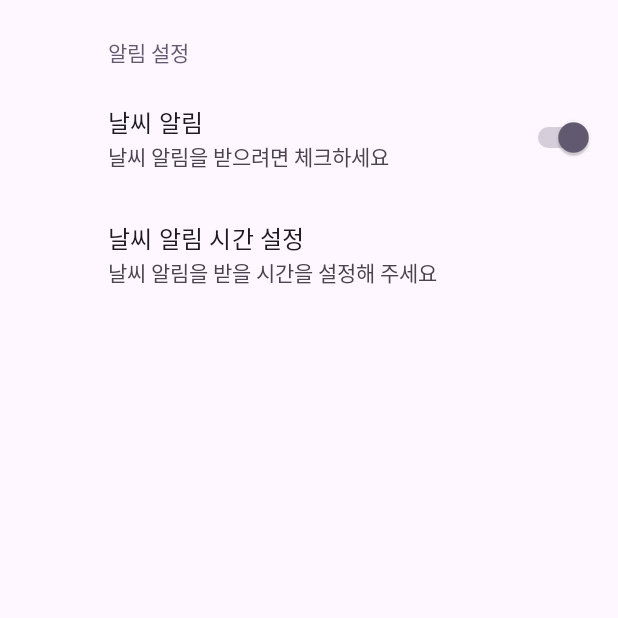
After one commit to donghoony/PlaceList, an Android app: the SettingsActivity screen opened directly, with no data from a screen before it, on a phone screen of 412 x 824 dp, the top half of it. The commit adds this screen. Run offline under Robolectric (Android 15) with nearby library versions, the phone set to English and light mode, and no system bars; our stand-ins replace androidx.preference; 2 statements that could not run were skipped.

Commit message:
feat: 환경 설정 기능 추가, Preference 사용

```diff
--- a/app/build.gradle
+++ b/app/build.gradle
@@ -45,11 +45,14 @@ dependencies {
     implementation 'androidx.fragment:fragment-ktx:1.5.7'
     implementation 'androidx.constraintlayout:constraintlayout:2.1.4'
     implementation 'androidx.room:room-runtime:2.5.1'
+    implementation 'androidx.preference:preference:1.2.0'
     kapt 'androidx.room:room-compiler:2.5.1'
     implementation 'androidx.room:room-ktx:2.5.1'
 
     implementation 'com.google.code.gson:gson:2.10.1'
 
+    implementation 'androidx.preference:preference-ktx:1.1.1'
+
     testImplementation 'junit:junit:4.13.2'
     androidTestImplementation 'androidx.test.ext:junit:1.1.5'
     androidTestImplementation 'androidx.test.espresso:espresso-core:3.5.1'
--- /dev/null
+++ b/app/src/main/java/org/konkuk/placelist/setting/SettingsActivity.kt
@@ -0,0 +1,91 @@
+package org.konkuk.placelist.setting
+
+import android.app.TimePickerDialog
+import android.content.SharedPreferences
+import android.os.Bundle
+import android.text.format.DateFormat
+import android.util.Log
+import android.widget.Toast
+import androidx.appcompat.app.AppCompatActivity
+import androidx.preference.DialogPreference
+import androidx.preference.MultiSelectListPreference
+import androidx.preference.Preference
+import androidx.preference.Preference.OnPreferenceClickListener
+import androidx.preference.PreferenceFragmentCompat
+import androidx.preference.PreferenceManager
+import androidx.preference.SwitchPreference
+import com.google.android.material.timepicker.MaterialTimePicker
+import com.google.android.material.timepicker.TimeFormat
+import org.konkuk.placelist.R
+import java.lang.reflect.Array.set
+import java.time.LocalTime
+
+class SettingsActivity : AppCompatActivity(), SharedPreferences.OnSharedPreferenceChangeListener {
+
+    override fun onCreate(savedInstanceState: Bundle?) {
+        super.onCreate(savedInstanceState)
+        setContentView(R.layout.settings_activity)
+        if (savedInstanceState == null) {
+            supportFragmentManager
+                .beginTransaction()
+                .replace(R.id.settings, SettingsFragment())
+                .commit()
+        }
+        supportActionBar?.setDisplayHomeAsUpEnabled(true)
+        PreferenceManager.getDefaultSharedPreferences(this)
+            .registerOnSharedPreferenceChangeListener(this)
+
+    }
+
+    class SettingsFragment : PreferenceFragmentCompat() {
+        override fun onCreatePreferences(savedInstanceState: Bundle?, rootKey: String?) {
+            setPreferencesFromResource(R.xml.root_preferences, rootKey)
+
+            val prefs = preferenceManager.sharedPreferences
+            val preference = preferenceManager.findPreference<Preference>("weather_notification")
+            preference?.setOnPreferenceClickListener {
+
+                val hour = prefs?.getString("notification_hour", "6").toString()
+                val minute = prefs?.getString("notification_minute", "0").toString()
+
+                // Show the time picker
+                val isSystem24Hour = DateFormat.is24HourFormat(context)
+                val clockFormat = if (isSystem24Hour) TimeFormat.CLOCK_24H else TimeFormat.CLOCK_12H
+                val picker =
+                    MaterialTimePicker.Builder()
+                        .setTimeFormat(clockFormat)
+                        .setPositiveButtonText("확인")
+                        .setHour(hour.toInt())
+                        .setMinute(minute.toInt())
+                        .setTitleText("날씨 알림 시간 설정")
+                        .build()
+
+                picker.addOnPositiveButtonClickListener {
+                    prefs!!.edit()
+                        .putString("notification_hour", "${picker.hour}")
+                        .putString("notification_minute", "${picker.minute}")
+                        .apply()
+                }
+                val act = context as SettingsActivity
+                picker.show(act.supportFragmentManager, "timepicker")
+                true
+            }
+        }
+    }
+
+    override fun onSharedPreferenceChanged(sharedPreferences: SharedPreferences?, key: String?) {
+
+    }
+
+    override fun onResume() {
+        super.onResume()
+        PreferenceManager.getDefaultSharedPreferences(this)
+            .registerOnSharedPreferenceChangeListener(this)
+    }
+
+    override fun onPause() {
+        super.onPause()
+        PreferenceManager.getDefaultSharedPreferences(this)
+            .unregisterOnSharedPreferenceChangeListener(this)
+    }
+}
--- /dev/null
+++ b/app/src/main/res/drawable/baseline_settings_24.xml
@@ -0,0 +1,5 @@
+<vector android:height="24dp" android:tint="#000000"
+    android:viewportHeight="24" android:viewportWidth="24"
+    android:width="24dp" xmlns:android="http://schemas.android.com/apk/res/android">
+    <path android:fillColor="@android:color/white" android:pathData="M19.14,12.94c0.04,-0.3 0.06,-0.61 0.06,-0.94c0,-0.32 -0.02,-0.64 -0.07,-0.94l2.03,-1.58c0.18,-0.14 0.23,-0.41 0.12,-0.61l-1.92,-3.32c-0.12,-0.22 -0.37,-0.29 -0.59,-0.22l-2.39,0.96c-0.5,-0.38 -1.03,-0.7 -1.62,-0.94L14.4,2.81c-0.04,-0.24 -0.24,-0.41 -0.48,-0.41h-3.84c-0.24,0 -0.43,0.17 -0.47,0.41L9.25,5.35C8.66,5.59 8.12,5.92 7.63,6.29L5.24,5.33c-0.22,-0.08 -0.47,0 -0.59,0.22L2.74,8.87C2.62,9.08 2.66,9.34 2.86,9.48l2.03,1.58C4.84,11.36 4.8,11.69 4.8,12s0.02,0.64 0.07,0.94l-2.03,1.58c-0.18,0.14 -0.23,0.41 -0.12,0.61l1.92,3.32c0.12,0.22 0.37,0.29 0.59,0.22l2.39,-0.96c0.5,0.38 1.03,0.7 1.62,0.94l0.36,2.54c0.05,0.24 0.24,0.41 0.48,0.41h3.84c0.24,0 0.44,-0.17 0.47,-0.41l0.36,-2.54c0.59,-0.24 1.13,-0.56 1.62,-0.94l2.39,0.96c0.22,0.08 0.47,0 0.59,-0.22l1.92,-3.32c0.12,-0.22 0.07,-0.47 -0.12,-0.61L19.14,12.94zM12,15.6c-1.98,0 -3.6,-1.62 -3.6,-3.6s1.62,-3.6 3.6,-3.6s3.6,1.62 3.6,3.6S13.98,15.6 12,15.6z"/>
+</vector>
--- /dev/null
+++ b/app/src/main/res/layout/settings_activity.xml
@@ -0,0 +1,9 @@
+<LinearLayout xmlns:android="http://schemas.android.com/apk/res/android"
+    android:layout_width="match_parent"
+    android:layout_height="match_parent">
+
+    <FrameLayout
+        android:id="@+id/settings"
+        android:layout_width="match_parent"
+        android:layout_height="match_parent" />
+</LinearLayout>
--- /dev/null
+++ b/app/src/main/res/xml/root_preferences.xml
@@ -0,0 +1,17 @@
+<?xml version="1.0" encoding="utf-8"?>
+<PreferenceScreen xmlns:android="http://schemas.android.com/apk/res/android">
+    <PreferenceCategory android:title="알림 설정">
+        <SwitchPreference
+            android:defaultValue="true"
+            android:key="weather"
+            android:summary="날씨 알림을 받으려면 체크하세요"
+            android:title="날씨 알림" />
+        <Preference
+            android:dependency="weather"
+            android:key="weather_notification"
+            android:selectable="true"
+            android:summary="날씨 알림을 받을 시간을 설정해 주세요"
+            android:title="날씨 알림 시간 설정" />
+
+    </PreferenceCategory>
+</PreferenceScreen>
```
Also changed, not shown: app/src/main/AndroidManifest.xml (+11 -10 lines), app/src/main/java/org/konkuk/placelist/main/MainActivity.kt (+48 -18 lines), app/src/main/res/layout/activity_main.xml (+39 -17 lines).
